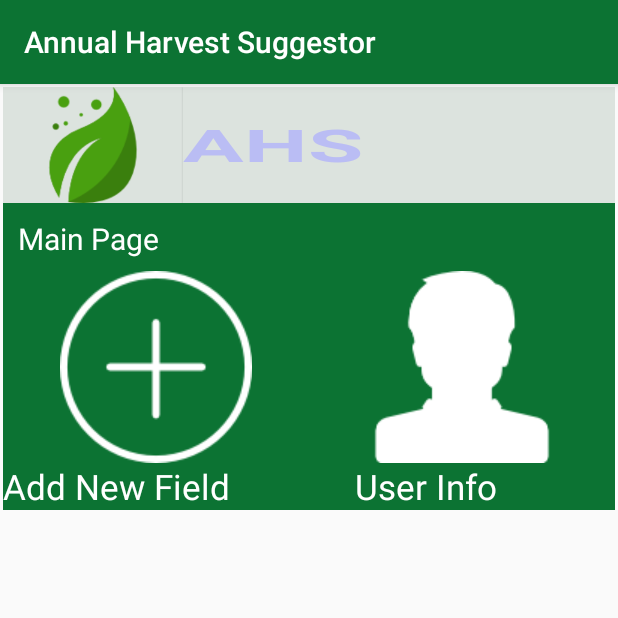
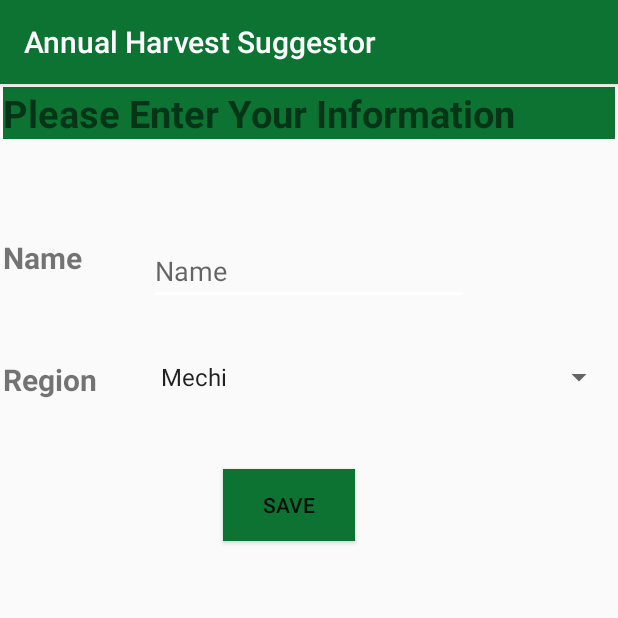
Before and after one commit to SAGARACH65/AHS3, an Android app: the screen it shows after launch (MainActivity), on a phone screen of 412 x 824 dp, the top half of it. Run offline under Robolectric (Android 15) with nearby library versions, the phone set to English and light mode, and no system bars.

Commit message:
before changin main activity to single start page from database

```diff
--- a/app/src/main/AndroidManifest.xml
+++ b/app/src/main/AndroidManifest.xml
@@ -15,7 +15,8 @@
                 <category android:name="android.intent.category.LAUNCHER" />
             </intent-filter>
         </activity>
-        <activity android:name=".AddNewField"></activity>
+        <activity android:name=".AddNewField" />
+        <activity android:name=".homescreenjava" />
     </application>
 
 </manifest>
--- a/app/src/main/java/com/example/sagar/ahs/AgroDatabase.java
+++ b/app/src/main/java/com/example/sagar/ahs/AgroDatabase.java
@@ -11,7 +11,10 @@ import android.database.sqlite.SQLiteOpenHelper;
 
 public class AgroDatabase extends SQLiteOpenHelper {
          private  static  String DB_NAME="AgroData";
-         private static int DB_VERSION=1;
+    private  static  String TABLE_VARIABLES="variables";
+    private  static  String TABLE_USERINFO="userinfo";
+
+    private static int DB_VERSION=1;
 
     AgroDatabase(Context context)
     {super(context,DB_NAME,null,DB_VERSION);//null is for cursors//sqlite helper classes constructor is being called
@@ -20,7 +23,7 @@ public class AgroDatabase extends SQLiteOpenHelper {
 
     @Override
     public void onCreate(SQLiteDatabase db){//Sqlitedatabase class gives us access to database
-    db.execSQL("CREATE TABLE AGRODATA("
+    db.execSQL("CREATE TABLE "+TABLE_VARIABLES+"("
             +"_id INTEGER PRIMARY KEY AUTOINCREMENT,"
             + "Crop_Name TEXT,"
             + "Temp_Max INTEGER,"
@@ -33,8 +36,16 @@ public class AgroDatabase extends SQLiteOpenHelper {
             + "Rain_Min INTEGER,"
             + "Nitrogen_Max INTEGER,"
             + "Nitrogen_Min INTEGER);");
+        insert_Data(db,"Rice",25,35,66,77,7,6,150,30,45,77);
+        db.execSQL("CREATE TABLE "+TABLE_USERINFO+"("
+                + "_id INTEGER PRIMARY KEY AUTOINCREMENT,"
+                + "User_Name TEXT,"
+                + "Location TEXT,"
+                + "CurrentNoFields INTEGER);");
 
-        insert_Data(db,"Rice",25,35,66,77,7,6,150,30,45,77);
+
+
+
     }
     @Override
     public void onUpgrade(SQLiteDatabase db,int oldVersion,int newVersion){
--- a/app/src/main/java/com/example/sagar/ahs/MainActivity.java
+++ b/app/src/main/java/com/example/sagar/ahs/MainActivity.java
@@ -1,29 +1,87 @@
 package com.example.sagar.ahs;
 
+import android.content.ContentValues;
 import android.content.Intent;
+import android.content.SharedPreferences;
+import android.database.Cursor;
+import android.database.sqlite.SQLiteDatabase;
+import android.database.sqlite.SQLiteException;
+import android.database.sqlite.SQLiteOpenHelper;
 import android.support.v7.app.AppCompatActivity;
 import android.os.Bundle;
 import android.view.View;
-import android.widget.ImageButton;
+import android.widget.Button;
+import android.widget.EditText;
+import android.widget.Spinner;
+import android.widget.Toast;
+
 public class MainActivity extends AppCompatActivity{
-
-    public void addNewFields(View view) {
-
-        Intent callnew =new Intent(this,AddNewField.class);
-        startActivity(callnew);
-
-    }
+//int values;
+    SharedPreferences pref;
+    SharedPreferences.Editor editor;
     @Override
     protected void onCreate(Bundle savedInstanceState) {
         super.onCreate(savedInstanceState);
-        setContentView(R.layout.activity_homescreen);
+        setContentView(R.layout.activity_first_login);
+
+        //this portion is for running the registration portion only once
+     pref = getSharedPreferences("testapp", MODE_PRIVATE);
+        editor = pref.edit();
+        String getStatus=pref.getString("register", "nil");
+
+
+
+        if(getStatus.equals("true")){
+            Intent callnew =new Intent(this,homescreenjava.class);
+            startActivity(callnew);
+
+        }
+        else
+        {
+
+
+            editor.putString("register","true");
+            editor.commit(); }
+           // });
 
     }
+    public void click(View view)
+    {
 
-    public static void showUserInfo()
-    {
+        Button buttonX = (Button)findViewById(R.id.button2);
+
+
+
+        /// buttonX.setOnClickListener(new View.OnClickListener() {
+        //  public void onClick(View v)
+        // {
+        //DO SOMETHING! {RUN SOME FUNCTION ... DO CHECKS... ETC}
+
+        EditText name=(EditText) findViewById(R.id.editText2);
+        String value = name.getText().toString();
+
+        Spinner zone=(Spinner) findViewById(R.id.spinner);
+
+        String zoneselected=String.valueOf(zone.getSelectedItem());
+
+
+        storetodatabase(value,zoneselected);
+        Intent callnew =new Intent(this,homescreenjava.class);
+        startActivity(callnew);
+    }
+    private void storetodatabase(String value,String zonesected){
+    SQLiteOpenHelper AgroDatabase=new AgroDatabase(this);
+        SQLiteDatabase database = AgroDatabase.getWritableDatabase();
+        ContentValues values = new ContentValues();
+        values.put("User_Name", value);
+        values.put("Location", zonesected);
+
+        database.insert("userinfo", null, values);
+        database.close();
 
 
 
     }
+
+
 }
--- /dev/null
+++ b/app/src/main/java/com/example/sagar/ahs/homescreenjava.java
@@ -0,0 +1,25 @@
+package com.example.sagar.ahs;
+
+import android.content.Intent;
+import android.os.Bundle;
+import android.support.v7.app.AppCompatActivity;
+import android.view.View;
+
+/**
+ * Created by sagar on 1/10/2017.
+ */
+
+public class homescreenjava extends AppCompatActivity {
+
+    public void addNewFields(View view) {
+
+        Intent callnew =new Intent(this,AddNewField.class);
+        startActivity(callnew);
+
+    }
+    @Override
+    protected void onCreate(Bundle savedInstanceState) {
+        super.onCreate(savedInstanceState);
+        setContentView(R.layout.activity_homescreen);
+    }
+}
--- a/app/src/main/res/layout/activity_add_new_field.xml
+++ b/app/src/main/res/layout/activity_add_new_field.xml
@@ -10,7 +10,7 @@
             android:text="@string/fieldname"
             android:layout_width="wrap_content"
             android:layout_height="wrap_content"
-            android:textSize="20dp"
+            android:textSize="20sp"
             android:id="@+id/textView"
             android:layout_weight="1"
             android:textStyle="bold"/>
--- /dev/null
+++ b/app/src/main/res/layout/activity_first_login.xml
@@ -0,0 +1,81 @@
+<?xml version="1.0" encoding="utf-8"?>
+<RelativeLayout xmlns:android="http://schemas.android.com/apk/res/android"
+    xmlns:tools="http://schemas.android.com/tools"
+    android:id="@+id/activity_first_login"
+    android:layout_width="match_parent"
+    android:layout_height="match_parent"
+    android:paddingBottom="@dimen/activity_vertical_margin"
+    android:paddingLeft="@dimen/activity_horizontal_margin"
+    android:paddingRight="@dimen/activity_horizontal_margin"
+    android:paddingTop="@dimen/activity_vertical_margin"
+    tools:context="com.example.sagar.ahs.FirstLogin"
+
+    >
+
+
+    <TextView
+        android:text="@string/userinfo"
+        android:layout_width="match_parent"
+        android:layout_height="wrap_content"
+        android:id="@+id/textView4"
+        android:textSize="25sp"
+        android:textStyle="bold"
+        android:background="@color/colorPrimary"/>
+
+    <Spinner
+        android:layout_width="match_parent"
+        android:layout_height="wrap_content"
+        android:layout_below="@+id/editText2"
+        android:layout_alignStart="@+id/editText2"
+        android:layout_marginTop="36dp"
+        android:id="@+id/spinner"
+        android:entries="@array/zones"/>
+
+    <TextView
+
+        android:layout_width="wrap_content"
+        android:layout_height="wrap_content"
+        android:textSize="20sp"
+        android:textStyle="bold"
+        android:gravity="center|start"
+        android:text="@string/username"
+        android:layout_alignTop="@+id/editText2"
+        android:layout_alignParentStart="true"
+        android:layout_alignEnd="@+id/textView3" />
+
+    <TextView
+        android:text="@string/region"
+        android:layout_width="wrap_content"
+        android:layout_height="wrap_content"
+        android:id="@+id/textView3"
+        android:textSize="20sp"
+        android:textStyle="bold"
+        android:layout_alignTop="@+id/spinner"
+        android:layout_alignParentStart="true" />
+
+    <EditText
+        android:layout_width="wrap_content"
+        android:layout_height="wrap_content"
+        android:inputType="textPersonName"
+        android:hint="Name"
+        android:ems="10"
+        android:id="@+id/editText2"
+        android:gravity="start|top"
+        android:layout_marginTop="65dp"
+        android:layout_below="@+id/textView4"
+        android:layout_centerHorizontal="true" />
+
+    <Button
+        android:text="@string/save"
+        android:layout_width="wrap_content"
+        android:layout_height="wrap_content"
+        android:layout_below="@+id/spinner"
+        android:layout_alignStart="@+id/spinner"
+        android:layout_marginStart="49dp"
+        android:layout_marginTop="49dp"
+        android:id="@+id/button2"
+        android:background="@color/colorPrimary"
+        android:onClick="click"/>
+
+
+</RelativeLayout>
--- a/app/src/main/res/values/strings.xml
+++ b/app/src/main/res/values/strings.xml
@@ -1,4 +1,6 @@
 <resources>
+   <string name="userinfo">Please Enter Your Information</string>
+    <string name="username">Name</string>
     <string name="ahs">Annual Harvest Suggestor</string>
     <string name="app_name">AHS</string>
     <string name="main_page">Main Page</string>
@@ -8,4 +10,22 @@
     <string name="userfieldname"></string>
     <string name="save">SAVE</string>
     <string name="title_activity_add_new_field">AddNewField</string>
+    <string name="region">Region</string>
+    <string-array name="zones">
+        <item>Mechi</item>
+        <item>Koshi</item>
+        <item>Sagarmatha</item>
+        <item>Janakpur</item>
+        <item>Narayani</item>
+        <item>Bagmati</item>
+        <item>Lumbini</item>
+        <item>Gandaki</item>
+        <item>Dhawalagiri</item>
+        <item>Rapti</item>
+        <item>Karnali</item>
+        <item>Bheri</item>
+        <item>Seti</item>
+        <item>Mahakali</item>
+
+    </string-array>
 </resources>
```
